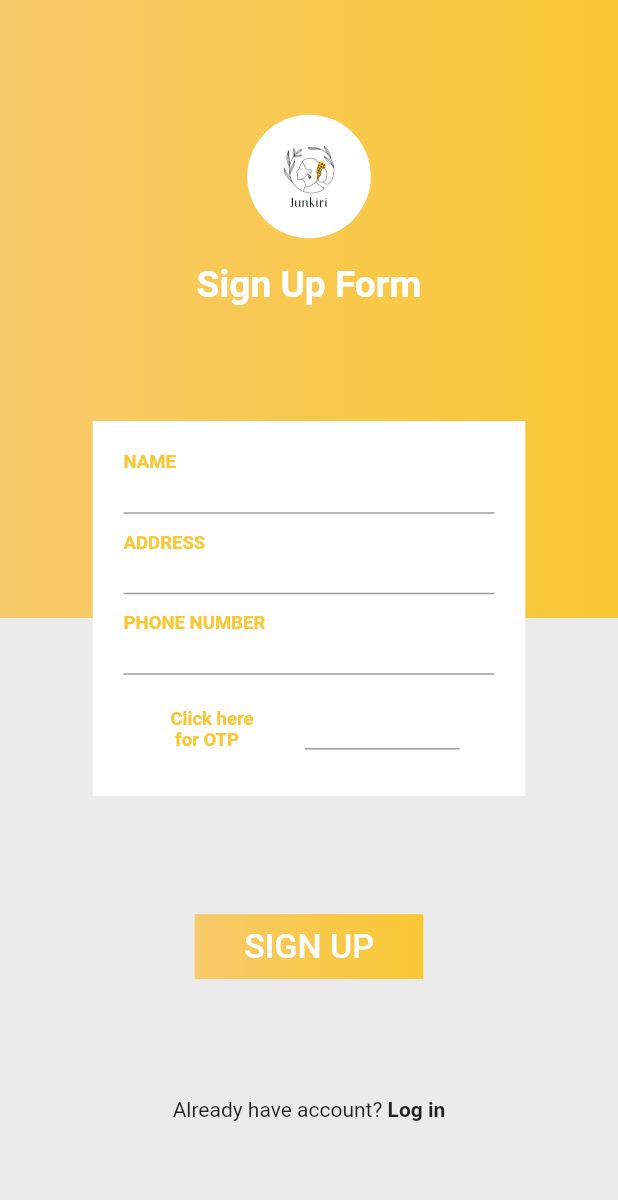
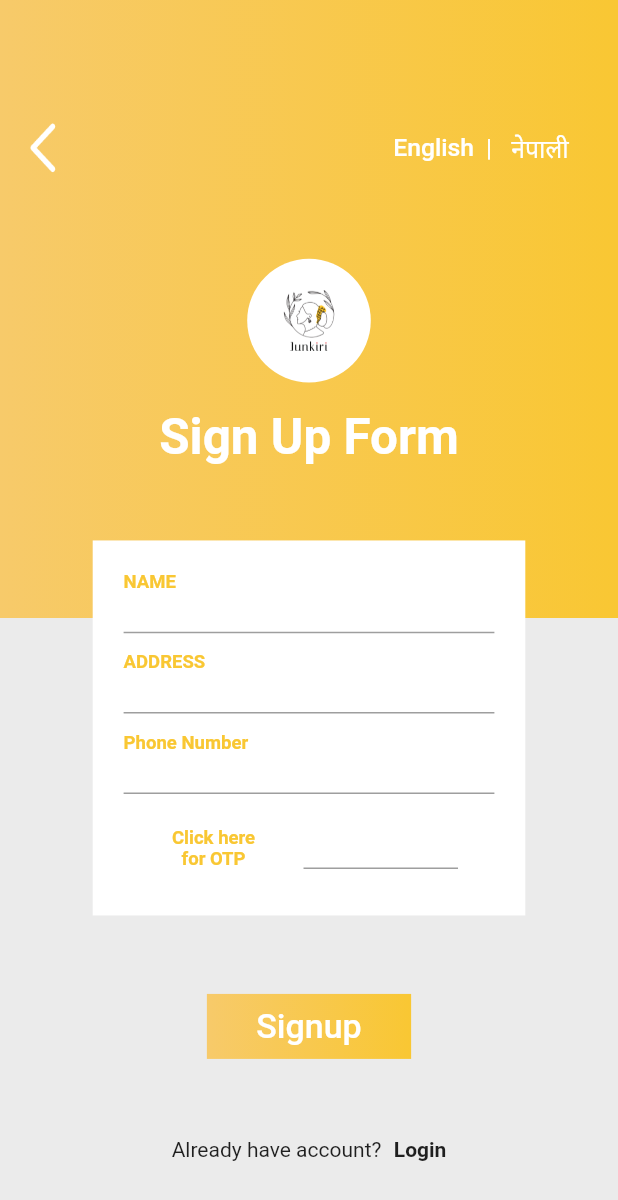
Before and after one commit to diksha/grihni, a Flutter app: the SignupScreen screen opened by its route, on a phone screen of 412 x 824 dp. Shown: the top 1200 px of the screen. Run offline on Flutter 3.47's test engine with Material 2 defaults, Android fonts, the light colour scheme and no system bars; our stand-ins replace cloud_firestore, device_preview, firebase_auth, firebase_core, flutter_riverpod, shared_preferences and 1 more; accounts and stored records are empty; generated files the repository leaves out were written again.

Commit message:
Update the localization parameters on Auth, Startup and Profile Screens

```diff
--- a/lib/main.dart
+++ b/lib/main.dart
@@ -5,9 +5,7 @@ import 'package:flutter/services.dart';
 import 'package:device_preview/device_preview.dart';
 import 'package:flutter_gen/gen_l10n/app_localizations.dart';
 import 'package:flutter_riverpod/flutter_riverpod.dart';
-
 import 'package:junkiri/services/locale_provider.dart';
-
 import 'package:junkiri/ui/router.dart' as router;
 import 'package:junkiri/ui/shares/app_constants.dart';
 import 'package:shared_preferences/shared_preferences.dart';
--- a/lib/ui/screens/auth/signup_screen.dart
+++ b/lib/ui/screens/auth/signup_screen.dart
@@ -1,5 +1,6 @@
 import 'package:flutter/material.dart';
 import 'package:flutter/services.dart';
+import 'package:flutter_riverpod/all.dart';
 import 'package:junkiri/models/grihini.dart';
 import 'package:junkiri/services/auth_service.dart';
 import 'package:junkiri/services/firestore_service.dart';
@@ -7,6 +8,7 @@ import 'package:junkiri/ui/shares/app_colors.dart';
 import 'package:junkiri/ui/shares/app_constants.dart';
 import 'package:junkiri/ui/widgets/app_bar.dart';
 import 'package:junkiri/ui/widgets/yellow_gradient.dart';
+import 'package:flutter_gen/gen_l10n/app_localizations.dart';
 
 class SignupScreen extends StatefulWidget {
   const SignupScreen({Key? key}) : super(key: key);
@@ -54,10 +56,20 @@ class _SignupScreenState extends State<SignupScreen> {
           Column(
             mainAxisAlignment: MainAxisAlignment.spaceEvenly,
             children: [
+              Consumer(
+                builder: (BuildContext context, ScopedReader watch, child) {
+                  return Container(
+                    color: Colors.transparent,
+                    width: w,
+                    child: appBar(context,watch),
+                  );
+                },
+
+              ),
               Container(
                 color: Colors.transparent,
                 width: w,
-                child: _header(),
+                child: _header(context),
               ),
               Container(
                 color: Colors.transparent,
@@ -94,7 +106,7 @@ class _SignupScreenState extends State<SignupScreen> {
                     padding: EdgeInsets.fromLTRB(
                         w * 0.08, h * 0.01, w * 0.08, h * 0.01),
                     child: Text(
-                      "SIGN UP",
+                      AppLocalizations.of(context)!.signup,
                       style:
                           TextStyle(color: Colors.white, fontSize: w * 0.055),
                     ),
@@ -102,7 +114,7 @@ class _SignupScreenState extends State<SignupScreen> {
                 ),
                 elevation: 0,
               ),
-              _footer(),
+              _footer(context),
             ],
           ),
         ],
@@ -111,7 +123,7 @@ class _SignupScreenState extends State<SignupScreen> {
   }
 }
 
-Widget _header() {
+Widget _header(BuildContext context) {
   return Column(
     children: [
       CircleAvatar(
@@ -127,9 +139,9 @@ Widget _header() {
       ),
       SizedBox(height: h*0.02,),
       Text(
-        "Sign Up Form",
+        AppLocalizations.of(context)!.signupForm,
         style: TextStyle(
-            fontSize: w * 0.06,
+            fontSize: w * 0.08,
             fontWeight: FontWeight.bold,
             color: Colors.white),
       ),
@@ -158,7 +170,7 @@ Widget signupForm(
           crossAxisAlignment: CrossAxisAlignment.start,
           children: [
             Text(
-              "NAME",
+              AppLocalizations.of(context)!.name,
               style: TextStyle(
                   color: AppColors.darkYellow,
                   fontSize: w * 0.03,
@@ -178,7 +190,7 @@ Widget signupForm(
               height: h * 0.015,
             ),
             Text(
-              "ADDRESS",
+              AppLocalizations.of(context)!.address,
               style: TextStyle(
                   color: AppColors.darkYellow,
                   fontSize: w * 0.03,
@@ -195,7 +207,7 @@ Widget signupForm(
               height: h * 0.015,
             ),
             Text(
-              "PHONE NUMBER",
+              AppLocalizations.of(context)!.phoneNumber,
               style: TextStyle(
                   color: AppColors.darkYellow,
                   fontSize: w * 0.03,
@@ -221,7 +233,8 @@ Widget signupForm(
                         phoneNumberController.text, context, setData);
                   },
                   child: Text(
-                    "Click here \n for OTP",
+                    AppLocalizations.of(context)!.clickHereForOTPBtn,
+                    textAlign: TextAlign.center,
                     style: TextStyle(
                         color: AppColors.darkYellow,
                         fontSize: w * 0.03,
@@ -249,13 +262,16 @@ Widget signupForm(
   );
 }
 
-Widget _footer() {
+Widget _footer(BuildContext context) {
   return Row(
     mainAxisAlignment: MainAxisAlignment.center,
-    children: const [
-      Text("Already have account? "),
+    children: [
+      Text(AppLocalizations.of(context)!.alreadyHaveAccount),
+      SizedBox(
+        width: w*0.02,
+      ),
       Text(
-        "Log in",
+        AppLocalizations.of(context)!.login,
         style: TextStyle(fontWeight: FontWeight.bold),
       ),
     ],
--- a/lib/ui/screens/profile/profile.dart
+++ b/lib/ui/screens/profile/profile.dart
@@ -4,8 +4,8 @@ import 'package:junkiri/constants/router_names.dart';
 import 'package:junkiri/models/grihini.dart';
 import 'package:junkiri/ui/shares/app_constants.dart';
 import 'package:junkiri/ui/widgets/app_bar.dart';
-import 'package:junkiri/ui/widgets/bottom_navigation_two.dart';
 import 'package:junkiri/ui/widgets/white_gradient.dart';
+import 'package:junkiri/ui/widgets/yellow_gradient.dart';
 
 class Profile extends ConsumerWidget {
   const Profile({Key? key, required this.grihini}) : super(key: key);
--- a/lib/ui/screens/profile/profile_settings.dart
+++ b/lib/ui/screens/profile/profile_settings.dart
@@ -2,8 +2,8 @@ import 'package:flutter/material.dart';
 import 'package:flutter_riverpod/all.dart';
 import 'package:junkiri/ui/shares/app_constants.dart';
 import 'package:junkiri/ui/widgets/app_bar.dart';
-import 'package:junkiri/ui/widgets/bottom_navigation_two.dart';
 import 'package:junkiri/ui/widgets/white_gradient.dart';
+import 'package:junkiri/ui/widgets/yellow_gradient.dart';
 
 class ProfileSettings extends ConsumerWidget {
   const ProfileSettings({Key? key}) : super(key: key);
--- a/lib/ui/screens/tasks/task_details.dart
+++ b/lib/ui/screens/tasks/task_details.dart
@@ -2,8 +2,8 @@ import 'package:flutter/material.dart';
 import 'package:flutter_riverpod/flutter_riverpod.dart';
 import 'package:junkiri/ui/shares/app_constants.dart';
 import 'package:junkiri/ui/widgets/app_bar.dart';
-import 'package:junkiri/ui/widgets/bottom_navigation_two.dart';
 import 'package:junkiri/ui/widgets/white_gradient.dart';
+import 'package:junkiri/ui/widgets/yellow_gradient.dart';
 
 class TaskDetails extends ConsumerWidget {
   const TaskDetails({Key? key}) : super(key: key);
--- a/lib/ui/screens/tasks/task_step_youtube.dart
+++ b/lib/ui/screens/tasks/task_step_youtube.dart
@@ -1,8 +1,8 @@
 import 'package:flutter/material.dart';
 import 'package:junkiri/constants/router_names.dart';
 import 'package:junkiri/ui/shares/app_constants.dart';
-import 'package:junkiri/ui/widgets/bottom_navigation_two.dart';
 import 'package:junkiri/ui/widgets/white_gradient.dart';
+import 'package:junkiri/ui/widgets/yellow_gradient.dart';
 import 'package:youtube_player_iframe/youtube_player_iframe.dart';
 
 class TaskStepYoutube extends StatelessWidget {
--- a/lib/ui/widgets/app_bar.dart
+++ b/lib/ui/widgets/app_bar.dart
@@ -32,7 +32,7 @@ Widget appBar(BuildContext context, ScopedReader watch) {
             ),
             Text("|",style: TextStyle(color: Colors.white,fontSize: w*0.04),),
             TextButton(
-              child: Text("Nepali",style: TextStyle(color: Colors.white,fontSize: w*0.04),),
+              child: Text("नेपाली",style: TextStyle(color: Colors.white,fontSize: w*0.04),),
               onPressed: (){
                 locale.setNepali();
               },
```
Also changed, not shown: lib/l10n/app_en.arb (+31 -1 lines), lib/l10n/app_ne.arb (+32 -1 lines), lib/ui/screens/auth/login_screen.dart (+18 -6 lines), lib/ui/screens/profile/home_screen.dart (+4 -3 lines), lib/ui/screens/profile/task_details.dart (+11 -10 lines), lib/ui/screens/tasks/grocery_pending_screen.dart (+6 -5 lines), lib/ui/screens/tasks/grocery_received_screen.dart (+5 -5 lines), lib/ui/screens/tasks/task_accept_screen.dart (+14 -8 lines), lib/ui/widgets/app_bar_yellow.dart (+11 -7 lines), lib/ui/widgets/bottom_navigation_two.dart (+45 -8 lines).
